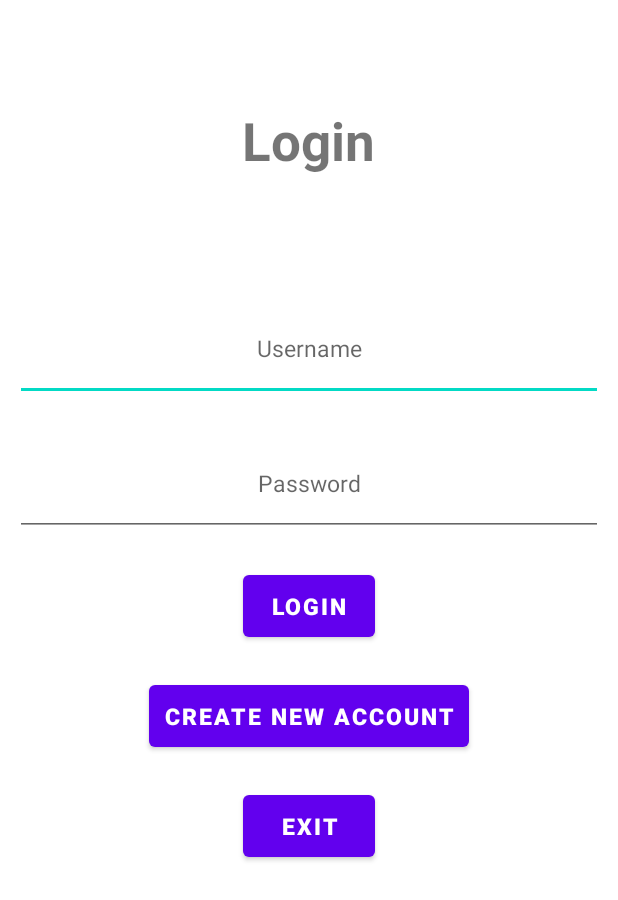
After one commit to joshmwu/CS2340A_Team47, an Android app: the layout login_screen.xml on its own in the app's theme, with its tools: preview values and no code run, on a phone screen of 412 x 824 dp. The commit adds this screen. Shown: the top 900 px of the screen. Run offline under Robolectric (Android 15) with nearby library versions, the phone set to English and light mode, and no system bars.

Commit message:
created login screen and class

```diff
--- /dev/null
+++ b/app/src/main/java/com/example/myapplication/LoginScreen.java
@@ -0,0 +1,20 @@
+package com.example.myapplication;
+
+import android.content.Context;
+import android.content.Intent;
+import android.os.Bundle;
+import android.view.View;
+import android.view.inputmethod.InputMethodManager;
+import android.widget.Button;
+import android.widget.EditText;
+import android.widget.LinearLayout;
+import android.widget.RelativeLayout;
+
+import androidx.appcompat.app.AppCompatActivity;
+
+public class LoginScreen extends AppCompatActivity {
+    protected void onCreate(Bundle savedInstanceState) {
+        super.onCreate(savedInstanceState);
+        setContentView(R.layout.login_screen);
+    }
+}
--- /dev/null
+++ b/app/src/main/res/layout/login_screen.xml
@@ -0,0 +1,78 @@
+<?xml version="1.0" encoding="utf-8"?>
+<LinearLayout
+    xmlns:android="http://schemas.android.com/apk/res/android"
+    android:layout_width="match_parent"
+    android:layout_height="match_parent"
+    android:orientation="vertical">
+
+    <TextView
+        android:id="@+id/loginTitle"
+        android:layout_width="wrap_content"
+        android:layout_height="wrap_content"
+        android:layout_margin="50dp"
+        android:layout_gravity="center"
+        android:padding="20dp"
+        android:textSize="35sp"
+        android:textStyle="bold"
+        android:text="@string/login"/>
+
+    <EditText
+        android:id="@+id/usernameEditText"
+        android:layout_width="match_parent"
+        android:layout_height="70dp"
+        android:layout_gravity="center"
+        android:layout_margin="10dp"
+        android:autofillHints="Username"
+        android:hint="@string/username"
+        android:inputType="text"
+        android:padding="10dp"
+        android:textAlignment="center"
+        android:textSize="15sp" />
+
+    <EditText
+        android:id="@+id/passwordEditText"
+        android:layout_width="match_parent"
+        android:layout_height="70dp"
+        android:layout_margin="10dp"
+        android:autofillHints="Password"
+        android:hint="@string/password"
+        android:inputType="textPassword"
+        android:padding="10dp"
+        android:textAlignment="center"
+        android:textSize="15sp" />
+
+    <Button
+        android:id="@+id/loginButton"
+        android:layout_width="wrap_content"
+        android:layout_height="wrap_content"
+        android:layout_margin="10dp"
+        android:layout_gravity="center"
+        android:padding="10dp"
+        android:textSize="15sp"
+        android:textStyle="bold"
+        android:text="@string/login" />
+
+    <Button
+        android:id="@+id/createButton"
+        android:layout_width="wrap_content"
+        android:layout_height="wrap_content"
+        android:layout_margin="10dp"
+        android:layout_gravity="center"
+        android:padding="10dp"
+        android:textSize="15sp"
+        android:textStyle="bold"
+        android:text="@string/create_new_account" />
+
+    <Button
+        android:id="@+id/exitButton"
+        android:layout_width="wrap_content"
+        android:layout_height="wrap_content"
+        android:layout_margin="10dp"
+        android:layout_gravity="center"
+        android:padding="10dp"
+        android:textSize="15sp"
+        android:textStyle="bold"
+        android:textAlignment="center"
+        android:text="@string/exit" />
+
+</LinearLayout>
--- a/app/src/main/res/values/strings.xml
+++ b/app/src/main/res/values/strings.xml
@@ -1,3 +1,8 @@
 <resources>
     <string name="app_name">My Application</string>
+    <string name="username">Username</string>
+    <string name="password">Password</string>
+    <string name="login">Login</string>
+    <string name="create_new_account">Create New Account</string>
+    <string name="exit">exit</string>
 </resources>
```
Also changed, not shown: 1 other file.
